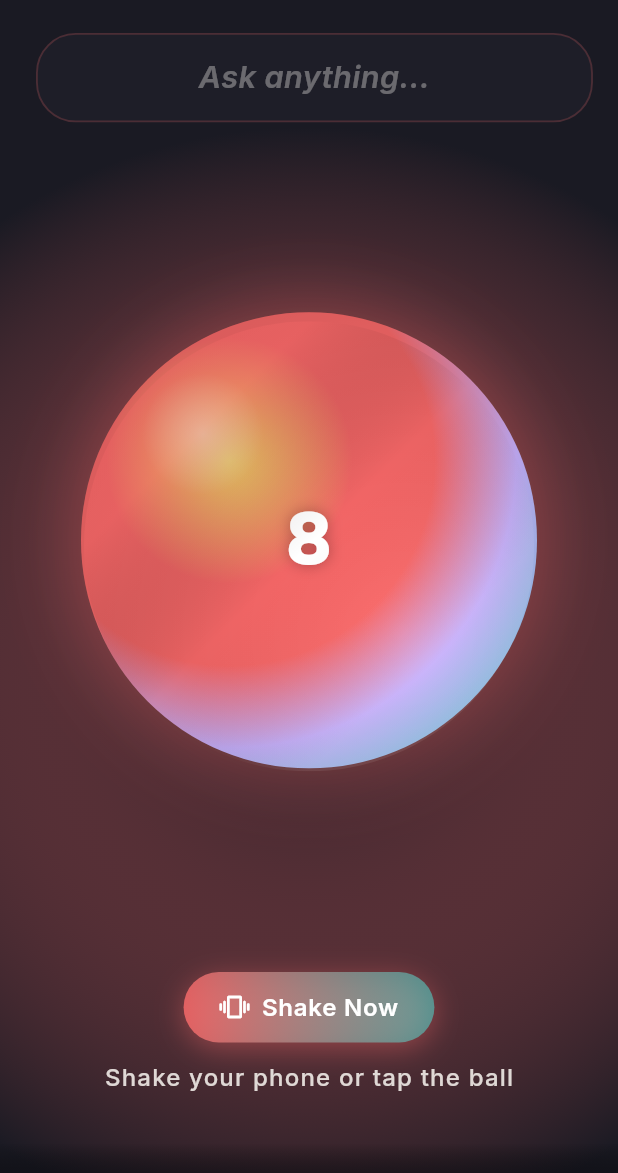
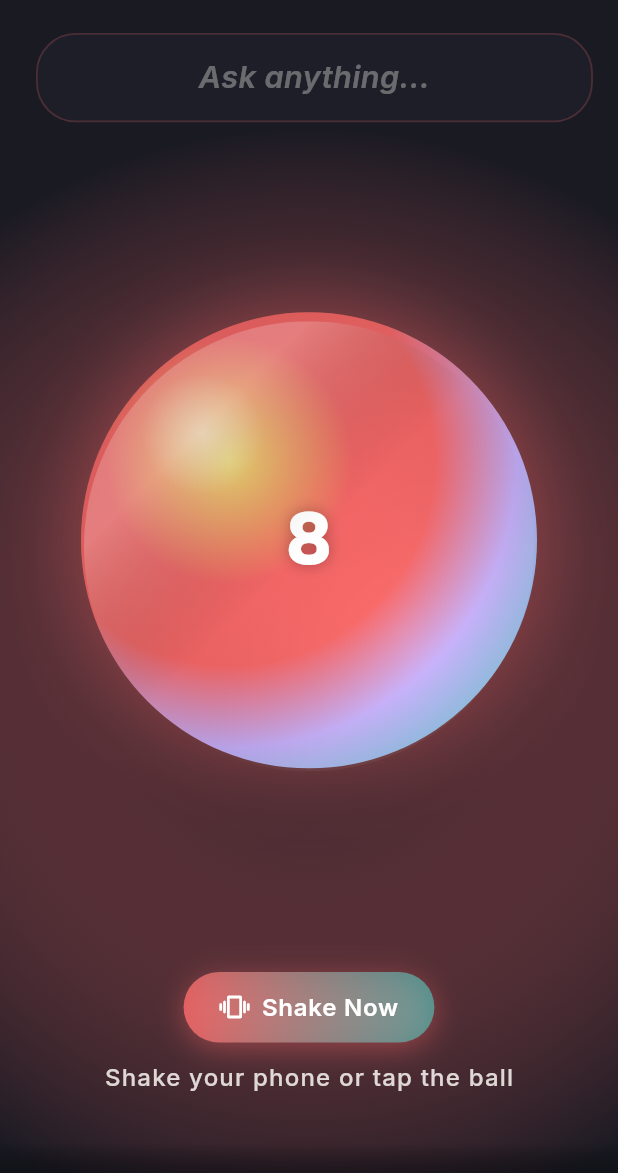
Before and after one commit to renerodr/magic-8-ball, a Flutter app: the screen it shows after launch, on a phone screen of 412 x 824 dp, the part 63-1236 px from its top. Run offline on Flutter 3.47's test engine with Material 3 defaults, Android fonts, the phone set to English and light mode, and no system bars; our stand-ins replace audioplayers, flutter_animate, google_fonts, sensors_plus, shared_preferences.

Commit message:
feat: update tilt shimmer to white iridescent sheen

```diff
--- a/lib/widgets/tilt_gradient_widget.dart
+++ b/lib/widgets/tilt_gradient_widget.dart
@@ -41,7 +41,6 @@ class _TiltGradientWidgetState extends State<TiltGradientWidget> {
 
   @override
   Widget build(BuildContext context) {
-    final primary = Theme.of(context).colorScheme.primary;
     return Stack(
       children: [
         widget.child,
@@ -55,9 +54,9 @@ class _TiltGradientWidgetState extends State<TiltGradientWidget> {
                   begin: Alignment(_tiltX - 0.5, _tiltY - 0.5),
                   end: Alignment(_tiltX + 0.5, _tiltY + 0.5),
                   colors: [
-                    primary.withValues(alpha: 0.25),
+                    Colors.white.withValues(alpha: 0.2),
                     Colors.transparent,
-                    Colors.white.withValues(alpha: 0.08),
+                    Colors.white.withValues(alpha: 0.05),
                   ],
                 ),
               ),
```
